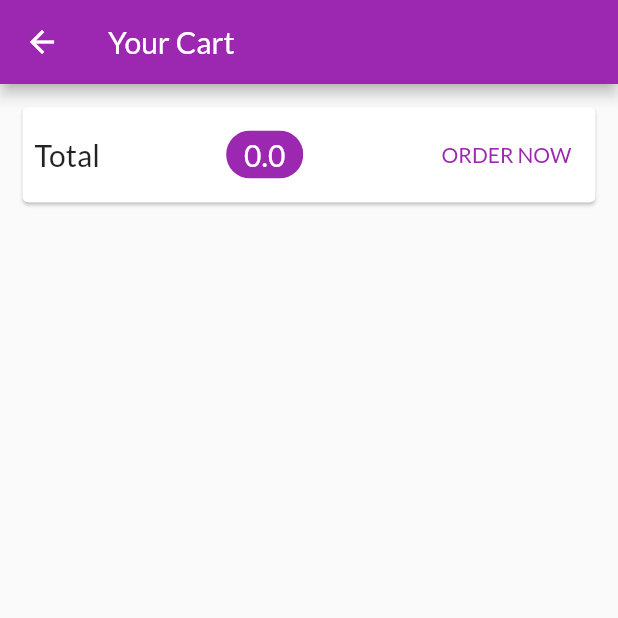
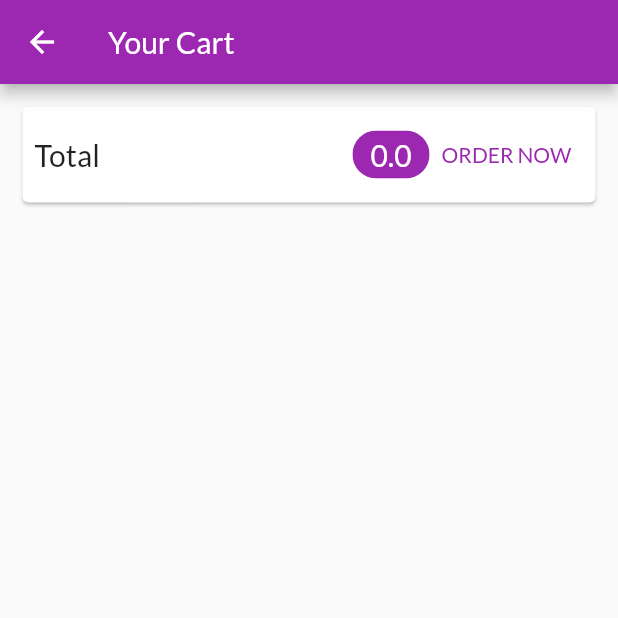
Before and after one commit to Shashank0271/shop-app, a Flutter app: the CartScreen screen opened by its route, on a phone screen of 412 x 824 dp, the top half of it. Run offline on Flutter 3.47's test engine with Material 2 defaults, Android fonts, the phone set to English and light mode, and no system bars; network calls fail.

Commit message:
updated files

```diff
--- a/lib/Screens/cart_screen.dart
+++ b/lib/Screens/cart_screen.dart
@@ -24,6 +24,7 @@ class CartScreen extends StatelessWidget {
                 mainAxisAlignment: MainAxisAlignment.spaceBetween,
                 children: [
                   const Text('Total', style: TextStyle(fontSize: 20)),
+                  const Spacer(),
                   Chip(
                     label: Text(
                       cart.totalAmount.toString(),
@@ -51,7 +52,9 @@ class CartScreen extends StatelessWidget {
                   id: cart.items[index]!.id,
                   title: cart.items[index]!.title,
                   price: cart.items[index]!.price,
-                      quantity: cart.items[index]!.quantity))),
+                  quantity: cart.items[index]!.quantity),
+            ),
+          ),
         ],
       ),
     );
```
Lines whose indentation alone changed are shown as unchanged.
